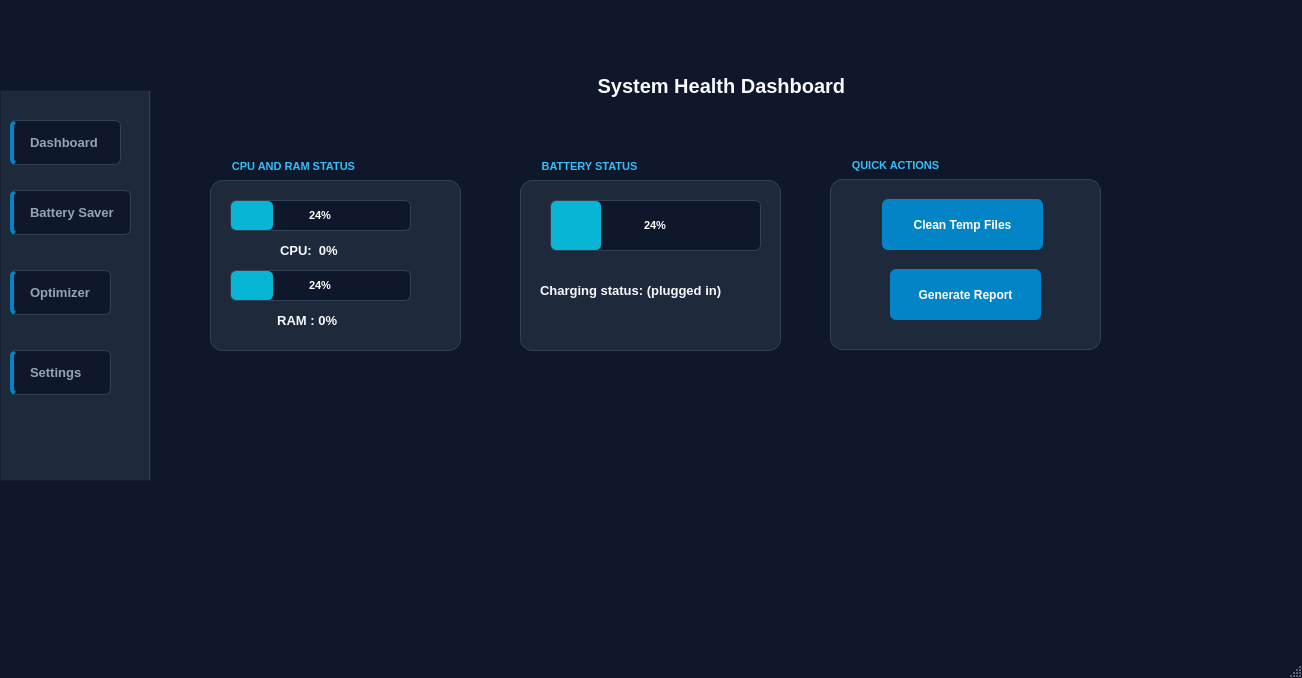
Qt form mainwindow.ui (Masum75-max/System_Aalyzer) before a commit.
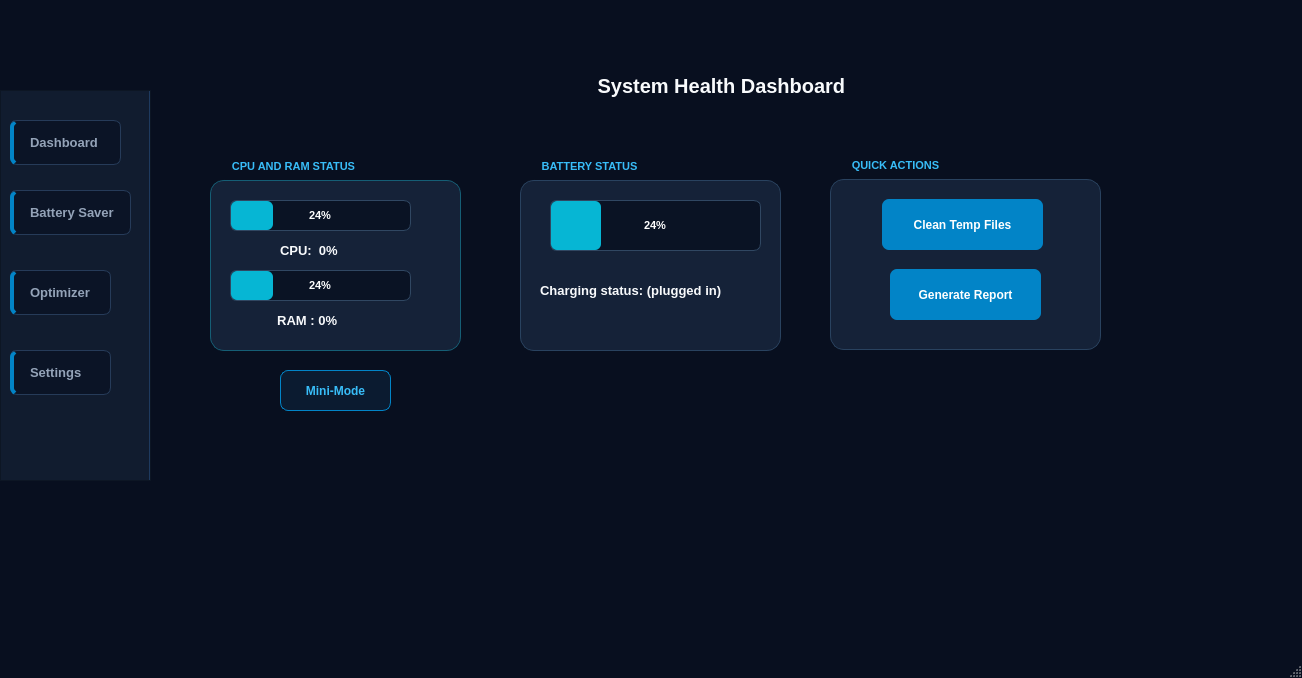
The same form after that commit.

Patch:
```diff
--- a/mainwindow.ui
+++ b/mainwindow.ui
@@ -14,34 +14,62 @@
    <string>MainWindow</string>
   </property>
   <property name="styleSheet">
-   <string notr="true">QMainWindow, QWidget#centralwidget {
-    background-color: #0f172a;
+   <string notr="true">QMainWindow,
+QWidget#centralwidget {
+
+    background-color: #080f1f;
+
 }
 
+
+/* =========================================================
+   LEFT SIDEBAR
+   ========================================================= */
+
 QFrame#leftPanel {
-    background-color: #1e293b;
-    border-right: 2px solid #334155;
+
+    background-color: #111c2f;
+
+    border-right: 2px solid #1e3a5f;
+
 }
 
-QPushButton#dashButton, 
-QPushButton#batterySaverButton, 
-QPushButton#optimizerButton, 
+
+/* =========================================================
+   SIDEBAR BUTTONS
+   ========================================================= */
+
+QPushButton#dashButton,
+QPushButton#batterySaverButton,
+QPushButton#optimizerButton,
 QPushButton#settingsButton {
-    background-color: #0f172a;
+
+    background-color: #0b1426;
+
     color: #94a3b8;
-    border: 1px solid #334155;
+
+    border: 1px solid #263b59;
+
     border-left: 4px solid #0284c7;
+
     padding: 12px 16px;
+
     text-align: left;
+
     font-size: 13px;
+
     font-weight: bold;
-    border-radius: 6px;
+
+    border-radius: 7px;
+
     margin-bottom: 6px;
+
 }
 
-QPushButton#dashButton:hover, 
-QPushButton#batterySaverButton:hover, 
-QPushButton#optimizerButton:hover, 
+
+QPushButton#dashButton:hover,
+QPushButton#batterySaverButton:hover,
+QPushButton#optimizerButton:hover,
 QPushButton#settingsButton:hover {
     background-color: #1e293b;
     color: #38bdf8;
@@ -49,73 +77,243 @@
     border-left: 5px solid #00ffff;
 }
 
+
+/* =========================================================
+   MAIN TITLE
+   ========================================================= */
+
 QLabel#mainTitle {
+
     color: #f8fafc;
+
     font-size: 20px;
+
     font-weight: bold;
+
 }
 
+
+/* =========================================================
+   GROUP BOX
+   ========================================================= */
+
 QGroupBox {
-    background-color: #1e293b;
+
+    background-color: #152238;
+
     color: #38bdf8;
-    border: 1px solid #334155;
-    border-radius: 12px;
+
+    border: 1px solid #29425f;
+
+    border-radius: 14px;
+
     font-weight: bold;
+
     font-size: 11px;
+
     margin-top: 20px;
+
     padding-top: 15px;
+
 }
 
+
 QGroupBox::title {
+
     subcontrol-origin: margin;
+
     subcontrol-position: top left;
+
     padding: 0 8px;
+
     left: 12px;
+
 }
 
-QLabel#chargingStatus, 
-QLabel#label_2, 
+
+/* =========================================================
+   LABELS
+   ========================================================= */
+
+QLabel#chargingStatus,
+QLabel#label_2,
 QLabel#label_3 {
+
     color: #f8fafc;
+
     font-size: 13px;
+
     font-weight: bold;
+
 }
 
+
 QGroupBox QLabel {
+
     color: #cbd5e1;
+
     font-size: 12px;
+
 }
 
+
+/* =========================================================
+   PROGRESS BAR
+   ========================================================= */
+
 QProgressBar {
-    background-color: #0f172a;
-    border: 1px solid #334155;
-    border-radius: 6px;
+
+    background-color: #0a1324;
+
+    border: 1px solid #304762;
+
+    border-radius: 7px;
+
     text-align: center;
+
     color: #ffffff;
+
     font-size: 11px;
+
     font-weight: bold;
+
     min-height: 18px;
+
 }
 
+
 QProgressBar::chunk {
+
     background-color: #06b6d4;
-    border-radius: 5px;
+
+    border-radius: 6px;
+
 }
 
-QPushButton#cleanButton, 
+
+/* =========================================================
+   QUICK ACTION BUTTONS
+   ========================================================= */
+
+QPushButton#cleanButton,
 QPushButton#genReport {
+
     background-color: #0284c7;
+
     color: #ffffff;
+
     border: none;
-    border-radius: 6px;
+
+    border-radius: 7px;
+
     padding: 10px;
+
     font-size: 12px;
+
     font-weight: bold;
+
 }
 
-QPushButton#cleanButton:hover, 
+
+QPushButton#cleanButton:hover,
 QPushButton#genReport:hover {
     background-color: #0369a1;
+
+}
+
+
+/* =========================================================
+   MINI MODE BUTTON
+   ========================================================= */
+
+QPushButton#btnMiniMode {
+
+    background-color: #0b1b30;
+
+    color: #38bdf8;
+
+    border: 1px solid #0284c7;
+
+    border-radius: 8px;
+
+    padding: 9px 18px;
+
+    font-size: 12px;
+
+    font-weight: bold;
+
+}
+
+
+QPushButton#btnMiniMode:hover {
+
+    background-color: #0284c7;
+
+    color: #ffffff;
+
+    border: 1px solid #38bdf8;
+
+}
+
+
+QPushButton#btnMiniMode:pressed {
+
+    background-color: #0369a1;
+
+    color: #ffffff;
+
+}
+
+
+/* =========================================================
+   CPU CARD
+   ========================================================= */
+
+QGroupBox#cardCPU {
+
+    background-color: #152238;
+
+    border: 1px solid #155e75;
+
+    border-radius: 14px;
+
+}
+
+
+QGroupBox#cardCPU::title {
+
+    color: #38bdf8;
+
+}
+
+
+/* =========================================================
+   BATTERY CARD
+   ========================================================= */
+
+QGroupBox#cardBattery {
+
+    background-color: #152238;
+
+    border: 1px solid #29425f;
+
+    border-radius: 14px;
+
+}
+
+
+/* =========================================================
+   ACTION CARD
+   ========================================================= */
+
+QGroupBox#CardActions {
+
+    background-color: #152238;
+
+    border: 1px solid #29425f;
+
+    border-radius: 14px;
+
 }</string>
   </property>
   <widget class="QWidget" name="centralwidget">
@@ -343,6 +541,19 @@
      </property>
     </widget>
    </widget>
+   <widget class="QPushButton" name="btnMiniMode">
+    <property name="geometry">
+     <rect>
+      <x>280</x>
+      <y>370</y>
+      <width>111</width>
+      <height>41</height>
+     </rect>
+    </property>
+    <property name="text">
+     <string>Mini-Mode</string>
+    </property>
+   </widget>
   </widget>
   <widget class="QMenuBar" name="menubar">
    <property name="geometry">
```
Left out of the diff: 10 changed lines with no effect on the pictures.
